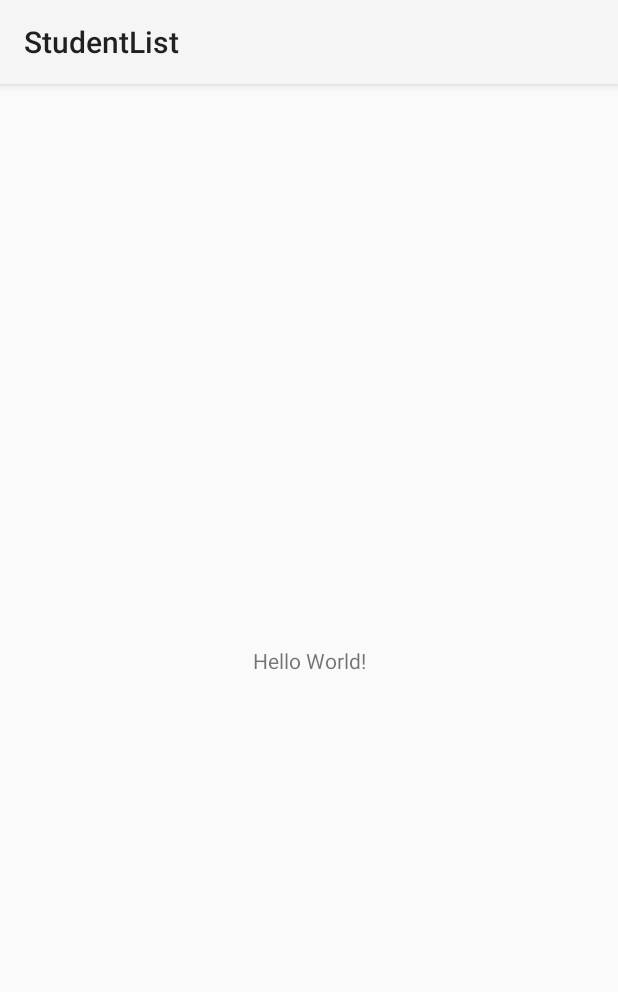
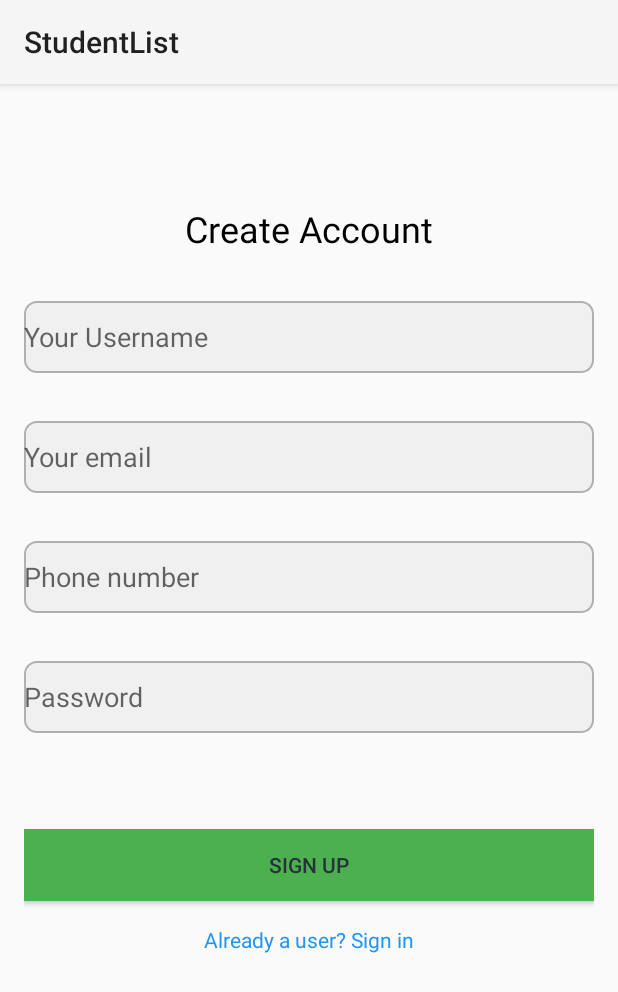
Before and after one commit to jordyvuong/StudentList, an Android app: the screen it shows after launch (MainActivity before the commit, SignupActivity after it), on a phone screen of 412 x 824 dp. Shown: the top 992 px of the screen. Run offline under Robolectric (Android 15) with nearby library versions, the phone set to English and light mode, and no system bars; our stand-ins replace Firebase (no records; nobody signed in at launch, a user with empty details on screens opened directly).

Commit message:
firebase + register

```diff
--- a/app/src/main/AndroidManifest.xml
+++ b/app/src/main/AndroidManifest.xml
@@ -13,7 +13,7 @@
         android:theme="@style/Theme.StudentList"
         tools:targetApi="31">
         <activity
-            android:name=".MainActivity"
+            android:name=".SignupActivity"
             android:exported="true">
             <intent-filter>
                 <action android:name="android.intent.action.MAIN" />
@@ -21,6 +21,10 @@
                 <category android:name="android.intent.category.LAUNCHER" />
             </intent-filter>
         </activity>
+        <!-- Activité principale (écran d'accueil ou de menu après connexion) -->
+        <activity
+            android:name=".MainActivity"
+            android:exported="true" />
     </application>
 
 </manifest>
--- /dev/null
+++ b/app/src/main/java/com/example/studentlist/SignupActivity.kt
@@ -0,0 +1,72 @@
+package com.example.studentlist
+
+import android.os.Bundle
+import android.widget.Button
+import android.widget.EditText
+import android.widget.Toast
+import androidx.appcompat.app.AppCompatActivity
+import com.google.firebase.auth.FirebaseAuth
+import com.google.firebase.database.FirebaseDatabase
+
+class SignupActivity : AppCompatActivity() {
+
+    private lateinit var auth: FirebaseAuth
+    private lateinit var database: FirebaseDatabase
+
+    override fun onCreate(savedInstanceState: Bundle?) {
+        super.onCreate(savedInstanceState)
+        setContentView(R.layout.activity_signup)
+
+        auth = FirebaseAuth.getInstance()
+        database = FirebaseDatabase.getInstance()
+
+        val usernameEditText = findViewById<EditText>(R.id.editTextUsername)
+        val emailEditText = findViewById<EditText>(R.id.editTextEmail)
+        val phoneEditText = findViewById<EditText>(R.id.editTextPhone)
+        val passwordEditText = findViewById<EditText>(R.id.editTextPassword)
+        val registerButton = findViewById<Button>(R.id.buttonRegister)
+
+        registerButton.setOnClickListener {
+            val username = usernameEditText.text.toString()
+            val email = emailEditText.text.toString()
+            val phone = phoneEditText.text.toString()
+            val password = passwordEditText.text.toString()
+
+            if (username.isEmpty() || email.isEmpty() || password.isEmpty() || phone.isEmpty()) {
+                Toast.makeText(this, "Veuillez remplir tous les champs", Toast.LENGTH_SHORT).show()
+            } else {
+                registerUser(username, email, phone, password)
+            }
+        }
+    }
+
+    private fun registerUser(username: String, email: String, phone: String, password: String) {
+        auth.createUserWithEmailAndPassword(email, password)
+            .addOnCompleteListener(this) { task ->
+                if (task.isSuccessful) {
+                    val user = auth.currentUser
+                    val userId = user?.uid
+
+                    val userMap = mapOf(
+                        "username" to username,
+                        "email" to email,
+                        "phone" to phone
+                    )
+
+                    if (userId != null) {
+                        database.reference.child("users").child(userId).setValue(userMap)
+                            .addOnCompleteListener {
+                                if (it.isSuccessful) {
+                                    Toast.makeText(this, "Inscription réussie", Toast.LENGTH_SHORT).show()
+                                    // Naviguer vers la page de connexion ou d'accueil
+                                } else {
+                                    Toast.makeText(this, "Erreur lors de l'inscription", Toast.LENGTH_SHORT).show()
+                                }
+                            }
+                    }
+                } else {
+                    Toast.makeText(this, "Erreur lors de l'inscription", Toast.LENGTH_SHORT).show()
+                }
+            }
+    }
+}
--- /dev/null
+++ b/app/src/main/res/drawable/edit_text_background.xml
@@ -0,0 +1,6 @@
+<?xml version="1.0" encoding="utf-8"?>
+<shape xmlns:android="http://schemas.android.com/apk/res/android">
+    <solid android:color="#F0F0F0"/> <!-- Couleur de fond claire -->
+    <corners android:radius="8dp"/> <!-- Coins arrondis -->
+    <stroke android:color="#B0B0B0" android:width="1dp"/> <!-- Bordure grise -->
+</shape>
--- /dev/null
+++ b/app/src/main/res/layout/activity_signup.xml
@@ -0,0 +1,118 @@
+<?xml version="1.0" encoding="utf-8"?>
+<androidx.constraintlayout.widget.ConstraintLayout xmlns:android="http://schemas.android.com/apk/res/android"
+    xmlns:app="http://schemas.android.com/apk/res-auto"
+    xmlns:tools="http://schemas.android.com/tools"
+    android:id="@+id/signupLayout"
+    android:layout_width="match_parent"
+    android:layout_height="match_parent"
+    android:padding="16dp"
+    tools:context=".SignupActivity">
+
+    <!-- Titre -->
+    <TextView
+        android:id="@+id/signUpTitle"
+        android:layout_width="wrap_content"
+        android:layout_height="wrap_content"
+        android:text="Create Account"
+        android:textSize="24sp"
+        android:textColor="#000000"
+        android:layout_marginTop="64dp"
+        android:layout_marginBottom="32dp"
+        app:layout_constraintEnd_toEndOf="parent"
+        app:layout_constraintStart_toStartOf="parent"
+        app:layout_constraintTop_toTopOf="parent"/>
+
+    <!-- Pseudo -->
+
+    <!-- Email -->
+
+    <!-- Téléphone -->
+
+    <!-- Mot de passe -->
+
+    <!-- Bouton d'inscription -->
+
+    <!-- Lien pour se connecter si l'utilisateur a déjà un compte -->
+    <EditText
+        android:id="@+id/editTextUsername"
+        android:layout_width="0dp"
+        android:layout_height="wrap_content"
+        android:layout_marginTop="32dp"
+        android:background="@drawable/edit_text_background"
+        android:hint="Your Username"
+        android:inputType="text"
+        android:minHeight="48dp"
+        app:layout_constraintEnd_toEndOf="parent"
+        app:layout_constraintHorizontal_bias="0.0"
+        app:layout_constraintStart_toStartOf="parent"
+        app:layout_constraintTop_toBottomOf="@id/signUpTitle" />
+
+    <EditText
+        android:id="@+id/editTextEmail"
+        android:layout_width="0dp"
+        android:layout_height="wrap_content"
+        android:layout_marginTop="32dp"
+        android:background="@drawable/edit_text_background"
+        android:hint="Your email"
+        android:inputType="textEmailAddress"
+        android:minHeight="48dp"
+        app:layout_constraintEnd_toEndOf="parent"
+        app:layout_constraintHorizontal_bias="0.0"
+        app:layout_constraintStart_toStartOf="parent"
+        app:layout_constraintTop_toBottomOf="@id/editTextUsername" />
+
+    <EditText
+        android:id="@+id/editTextPhone"
+        android:layout_width="0dp"
+        android:layout_height="wrap_content"
+        android:layout_marginTop="32dp"
+        android:background="@drawable/edit_text_background"
+        android:hint="Phone number"
+        android:inputType="phone"
+        android:minHeight="48dp"
+        app:layout_constraintEnd_toEndOf="parent"
+        app:layout_constraintHorizontal_bias="0.0"
+        app:layout_constraintStart_toStartOf="parent"
+        app:layout_constraintTop_toBottomOf="@id/editTextEmail" />
+
+    <EditText
+        android:id="@+id/editTextPassword"
+        android:layout_width="0dp"
+        android:layout_height="wrap_content"
+        android:layout_marginTop="32dp"
+        android:background="@drawable/edit_text_background"
+        android:hint="Password"
+        android:inputType="textPassword"
+        android:minHeight="48dp"
+        app:layout_constraintEnd_toEndOf="parent"
+        app:layout_constraintHorizontal_bias="0.0"
+        app:layout_constraintStart_toStartOf="parent"
+        app:layout_constraintTop_toBottomOf="@id/editTextPhone" />
+
+    <Button
+        android:id="@+id/buttonRegister"
+        android:layout_width="0dp"
+        android:layout_height="wrap_content"
+        android:layout_marginTop="64dp"
+        android:background="@color/button_color"
+        android:padding="12dp"
+        android:text="Sign Up"
+        android:textColor="#263238"
+        app:layout_constraintEnd_toEndOf="parent"
+        app:layout_constraintHorizontal_bias="0.0"
+        app:layout_constraintStart_toStartOf="parent"
+        app:layout_constraintTop_toBottomOf="@id/editTextPassword" />
+
+    <TextView
+        android:id="@+id/signInText"
+        android:layout_width="wrap_content"
+        android:layout_height="wrap_content"
+        android:text="Already a user? Sign in"
+        android:textColor="@color/link_color"
+        android:textSize="14sp"
+        app:layout_constraintEnd_toEndOf="parent"
+        app:layout_constraintStart_toStartOf="parent"
+        app:layout_constraintTop_toBottomOf="@id/buttonRegister"
+        android:layout_marginTop="16dp"/>
+
+</androidx.constraintlayout.widget.ConstraintLayout>
--- a/app/src/main/res/values/colors.xml
+++ b/app/src/main/res/values/colors.xml
@@ -2,4 +2,7 @@
 <resources>
     <color name="black">#FF000000</color>
     <color name="white">#FFFFFFFF</color>
+    <color name="button_color">#4CAF50</color> <!-- Vert clair -->
+    <color name="link_color">#2196F3</color> <!-- Bleu clair pour le lien -->
+
 </resources>
```
